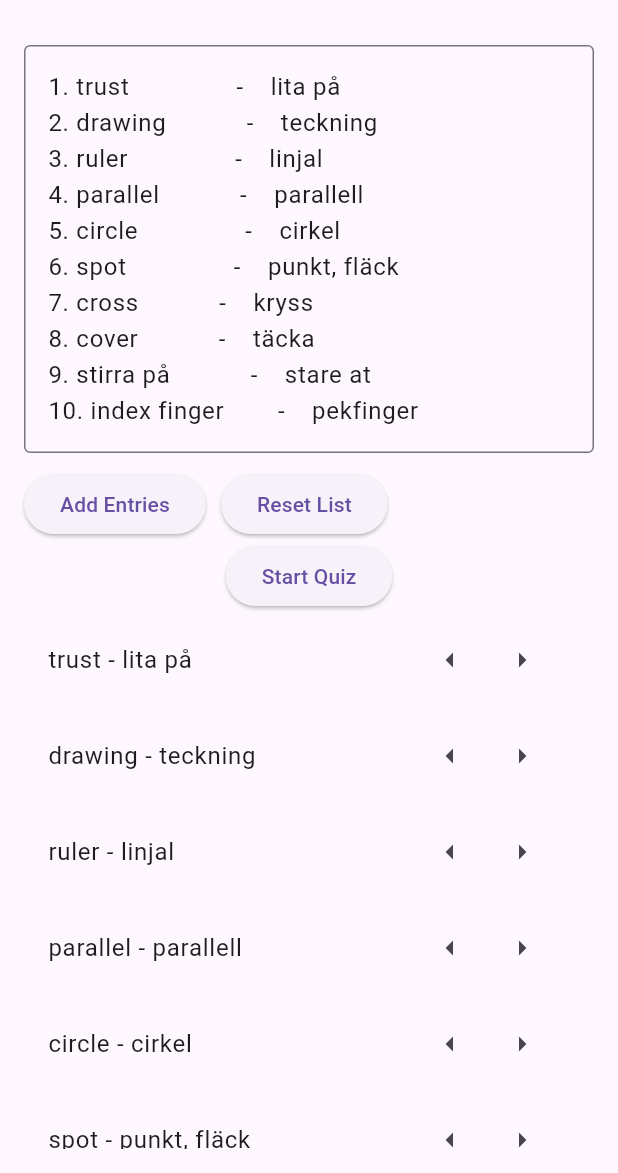
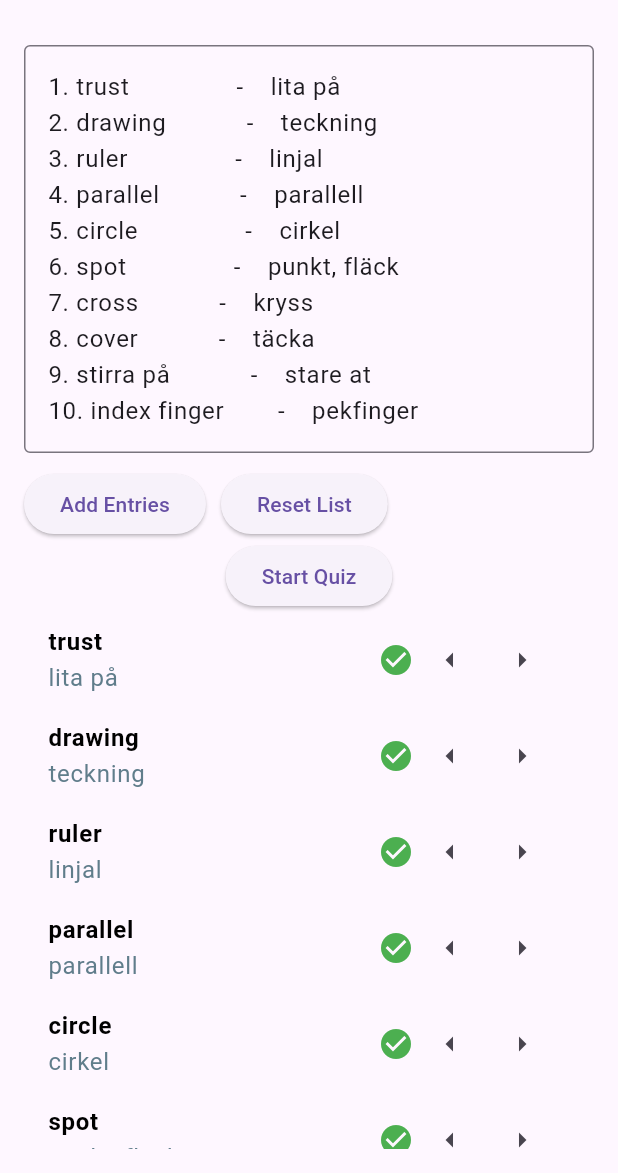
Before and after one commit to gaffel85/vocab-trainer, a Flutter app: the screen it shows after launch, after a tap on "Add Entries", on a phone screen of 412 x 824 dp, the part 63-1236 px from its top. Run offline on Flutter 3.47's test engine with Material 3 defaults, Android fonts, the phone set to English and light mode, and no system bars; our stand-ins replace shared_preferences.

Commit message:
Results on main screen

```diff
--- a/lib/main.dart
+++ b/lib/main.dart
@@ -4,6 +4,7 @@ import 'package:flutter/material.dart';
 import 'package:provider/provider.dart';
 import 'vocab_provider.dart';
 import 'quiz_screen.dart';
+import 'vocab_entry.dart';
 
 void main() {
   runApp(MyApp());
@@ -27,11 +28,13 @@ class MyApp extends StatelessWidget {
 
 class VocabHomePage extends StatelessWidget {
   // Check if the app is running in development mode
-  static const bool isDevelopment = bool.fromEnvironment('dart.vm.product') == false;
+  static const bool isDevelopment =
+      bool.fromEnvironment('dart.vm.product') == false;
 
   // Provide example text only in development mode
   final TextEditingController _controller = TextEditingController(
-      text: isDevelopment ? '''1. trust                -    lita på
+      text: isDevelopment
+          ? '''1. trust                -    lita på
 2. drawing            -    teckning
 3. ruler                -    linjal
 4. parallel            -    parallell
@@ -49,8 +52,44 @@ class VocabHomePage extends StatelessWidget {
 16. rubber            -    gummi
 17. touch together        -    föra samman
 18. cooperate            -    samarbeta
-''' : ''
-  );
+'''
+          : '');
+
+  Color _getEntryColor(Result result) {
+    int practiceScore = result.needsMorePracticeScore();
+    if (practiceScore == 0) {
+      return Colors.green;
+    } else if (practiceScore == 1) {
+      return Colors.yellow;
+    } else if (practiceScore == 7) {
+      return Colors.red;
+    } else {
+      // Calculate gradient color between yellow and red
+      final int red = 255;
+      final int green = 255 -
+          ((practiceScore - 1) *
+              31); // 31 is the step size between yellow and red
+      return Color.fromARGB(255, red, green, 0);
+    }
+  }
+
+  Icon _getPracticeIcon(int practiceScore) {
+    if (practiceScore == 0) {
+      return Icon(Icons.check_circle, color: Colors.green);
+    } else if (practiceScore == 1) {
+      return Icon(Icons.check_circle, color: Colors.yellow);
+    } else if (practiceScore == 7) {
+      return Icon(Icons.error, color: Colors.red);
+    } else {
+      return Icon(Icons.warning,
+          color: _getEntryColor(Result(
+            answer: '',
+            isCorrect: false,
+            hintsUsed: 0,
+            attempts: practiceScore,
+          )));
+    }
+  }
 
   @override
   Widget build(BuildContext context) {
@@ -66,7 +105,8 @@ class VocabHomePage extends StatelessWidget {
               controller: _controller,
               maxLines: 10,
               decoration: const InputDecoration(
-                hintText: 'Enter vocab pairs in the format:\n1. English - Swedish',
+                hintText:
+                    'Enter vocab pairs in the format:\n1. English - Swedish',
                 border: OutlineInputBorder(),
               ),
             ),
@@ -75,14 +115,16 @@ class VocabHomePage extends StatelessWidget {
               children: [
                 ElevatedButton(
                   onPressed: () {
-                    Provider.of<VocabProvider>(context, listen: false).addEntries(_controller.text);
+                    Provider.of<VocabProvider>(context, listen: false)
+                        .addEntries(_controller.text);
                   },
                   child: Text('Add Entries'),
                 ),
                 SizedBox(width: 10),
                 ElevatedButton(
                   onPressed: () {
-                    Provider.of<VocabProvider>(context, listen: false).resetEntries();
+                    Provider.of<VocabProvider>(context, listen: false)
+                        .resetEntries();
                   },
                   child: Text('Reset List'),
                 ),
@@ -104,25 +146,67 @@ class VocabHomePage extends StatelessWidget {
                     itemCount: vocabProvider.entries.length,
                     itemBuilder: (context, index) {
                       final entry = vocabProvider.entries[index];
+                      final latestResult = entry.results.isNotEmpty ? entry.results.last : null;
+                      final practiceScore =
+                          latestResult?.needsMorePracticeScore() ?? 0;
                       return ListTile(
-                        title: Row(
+                        title: Column(
+                          crossAxisAlignment: CrossAxisAlignment.start,
                           children: [
-                            Expanded(child: Text('${entry.english} - ${entry.swedish}')),
+                            Row(
+                              children: [
+                                Expanded(
+                                  child: Column(
+                                    crossAxisAlignment: CrossAxisAlignment.start,
+                                    children: [
+                                      Text(
+                                        entry.english,
+                                        style: const TextStyle(
+                                          color: Colors.black,
+                                          fontWeight: FontWeight.bold,
+                                        ),
+                                      ),
+                                      Text(
+                                        entry.swedish,
+                                        style: TextStyle(color: Colors.blueGrey),
+                                      ),
+                                    ],
+                                  ),
+                                ),
+                                if (latestResult != null && practiceScore > 0) ...[
+                                  Column(
+                                    crossAxisAlignment: CrossAxisAlignment.start,
+                                    children: [
+                                      Text('attempts: ${latestResult.attempts}'),
+                                      Text('hints used: ${latestResult.hintsUsed}'),
+                                    ],
+                                  ),
+                                ],
+                                SizedBox(width: 10),
+                                _getPracticeIcon(practiceScore),
                                 IconButton(
                                   icon: Icon(Icons.arrow_left),
                                   onPressed: () {
-                                Provider.of<VocabProvider>(context, listen: false).moveSeparatorLeft(index);
+                                    Provider.of<VocabProvider>(context,
+                                            listen: false)
+                                        .moveSeparatorLeft(index);
                                   },
                                 ),
                                 IconButton(
                                   icon: Icon(Icons.arrow_right),
                                   onPressed: () {
-                                Provider.of<VocabProvider>(context, listen: false).moveSeparatorRight(index);
+                                    Provider.of<VocabProvider>(context,
+                                            listen: false)
+                                        .moveSeparatorRight(index);
                                   },
                                 ),
                               ],
                             ),
-                        tileColor: entry.hasDash ? Colors.transparent : Colors.red.withOpacity(0.3),
+                          ],
+                        ),
+                        tileColor: entry.hasDash
+                            ? Colors.transparent
+                            : Colors.red.withOpacity(0.3),
                       );
                     },
                   ),
```
Lines whose indentation alone changed are shown as unchanged.
